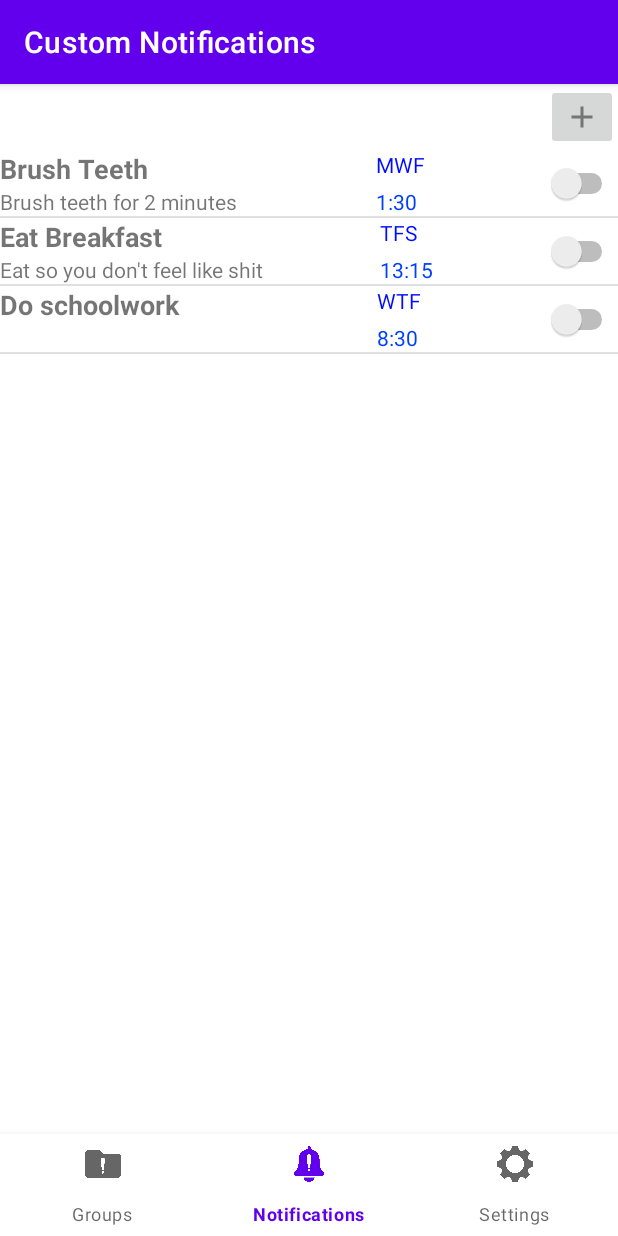
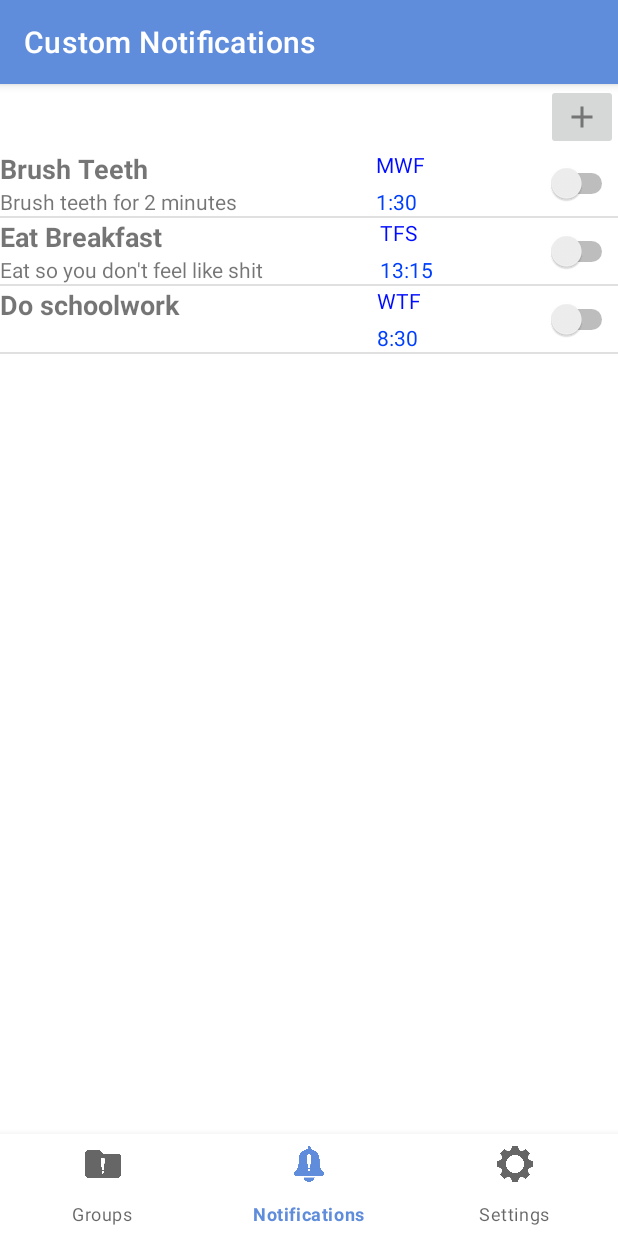
Before and after one commit to Razorwind1/CustomNotificationsApp, an Android app: the screen it shows after launch (MainActivity), on a phone screen of 412 x 824 dp. Run offline under Robolectric (Android 15) with nearby library versions, the phone set to English and light mode, and no system bars; our stand-ins replace Room's generated code, navigation-ui.

Commit message:
add blue color theme from storyboard

```diff
--- a/app/src/main/res/values-night/themes.xml
+++ b/app/src/main/res/values-night/themes.xml
@@ -2,12 +2,12 @@
     <!-- Base application theme. -->
     <style name="Theme.CustomNotifications" parent="Theme.MaterialComponents.DayNight.DarkActionBar">
         <!-- Primary brand color. -->
-        <item name="colorPrimary">@color/purple_200</item>
-        <item name="colorPrimaryVariant">@color/purple_700</item>
-        <item name="colorOnPrimary">@color/black</item>
+        <item name="colorPrimary">@color/blue_900</item>
+        <item name="colorPrimaryVariant">@color/blue_600</item>
+        <item name="colorOnPrimary">@color/white</item>
         <!-- Secondary brand color. -->
-        <item name="colorSecondary">@color/teal_200</item>
-        <item name="colorSecondaryVariant">@color/teal_200</item>
+        <item name="colorSecondary">@color/blue_200</item>
+        <item name="colorSecondaryVariant">@color/blue_300</item>
         <item name="colorOnSecondary">@color/black</item>
         <!-- Status bar color. -->
         <item name="android:statusBarColor" tools:targetApi="l">?attr/colorPrimaryVariant</item>
--- a/app/src/main/res/values/colors.xml
+++ b/app/src/main/res/values/colors.xml
@@ -1,10 +1,9 @@
 <?xml version="1.0" encoding="utf-8"?>
 <resources>
-    <color name="purple_200">#FFBB86FC</color>
-    <color name="purple_500">#FF6200EE</color>
-    <color name="purple_700">#FF3700B3</color>
-    <color name="teal_200">#FF03DAC5</color>
-    <color name="teal_700">#FF018786</color>
+    <color name="blue_900">#434c94</color>
+    <color name="blue_600">#5f8cdb</color>
+    <color name="blue_300">#93bcff</color>
+    <color name="blue_200">#a3ccf6</color>
     <color name="black">#FF000000</color>
     <color name="white">#FFFFFFFF</color>
 </resources>
--- a/app/src/main/res/values/themes.xml
+++ b/app/src/main/res/values/themes.xml
@@ -2,12 +2,12 @@
     <!-- Base application theme. -->
     <style name="Theme.CustomNotifications" parent="Theme.MaterialComponents.DayNight.DarkActionBar">
         <!-- Primary brand color. -->
-        <item name="colorPrimary">@color/purple_500</item>
-        <item name="colorPrimaryVariant">@color/purple_700</item>
-        <item name="colorOnPrimary">@color/white</item>
+        <item name="colorPrimary">@color/blue_600</item>
+        <item name="colorPrimaryVariant">@color/blue_900</item>
+        <item name="colorOnPrimary">@color/black</item>
         <!-- Secondary brand color. -->
-        <item name="colorSecondary">@color/teal_200</item>
-        <item name="colorSecondaryVariant">@color/teal_700</item>
+        <item name="colorSecondary">@color/blue_200</item>
+        <item name="colorSecondaryVariant">@color/blue_300</item>
         <item name="colorOnSecondary">@color/black</item>
         <!-- Status bar color. -->
         <item name="android:statusBarColor" tools:targetApi="l">?attr/colorPrimaryVariant</item>
```
